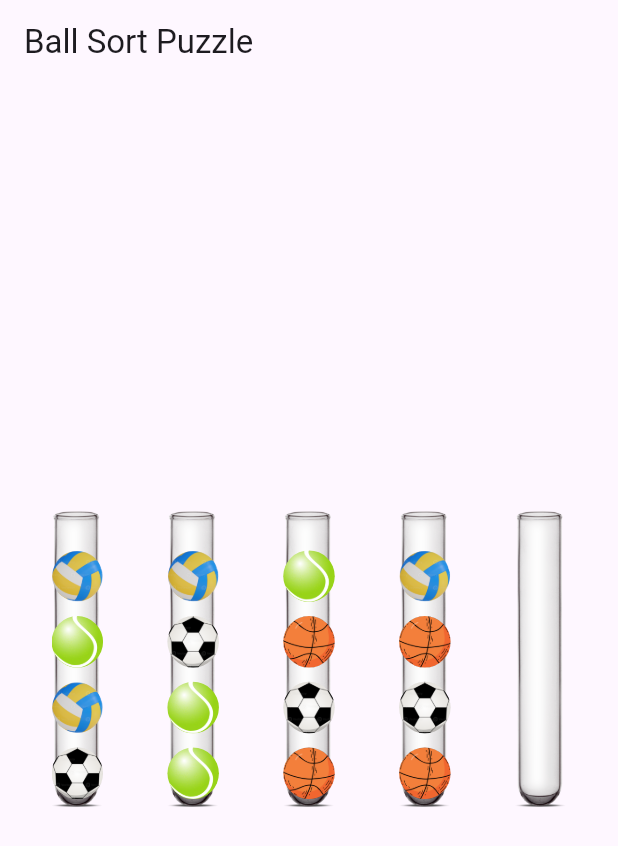
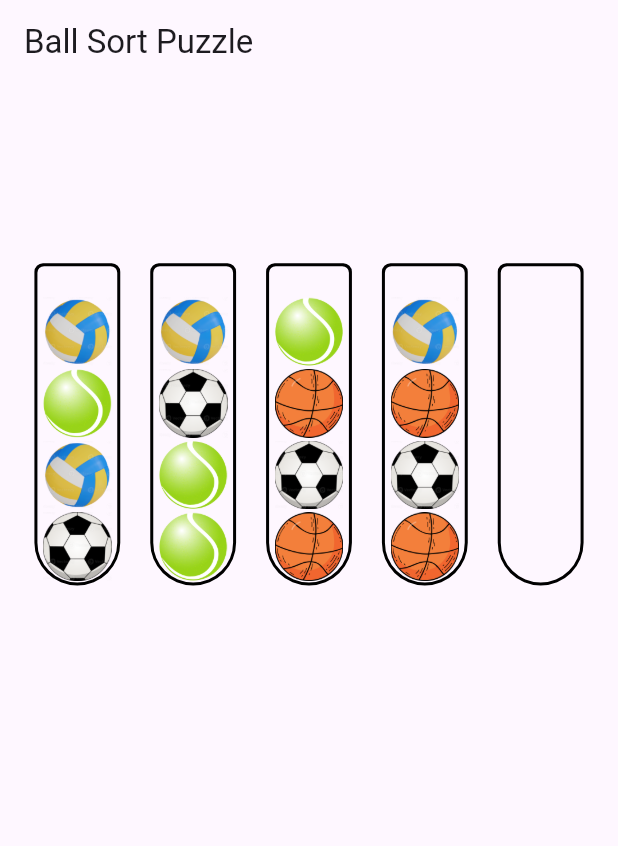
Before and after one commit to Erihmar1259/ball_sort, a Flutter app: the screen it shows after launch, on a phone screen of 412 x 824 dp. Shown: the top 846 px of the screen. Run offline on Flutter 3.47's test engine with Material 3 defaults, Android fonts, the light colour scheme and no system bars; our stand-ins replace flutter_screenutil.

Commit message:
ball position change

```diff
--- a/lib/ball.dart
+++ b/lib/ball.dart
@@ -8,17 +8,6 @@ class Ball extends StatelessWidget {
 
   @override
   Widget build(BuildContext context) {
-    return Container(
-      width: 30.w,
-      height: 30.h,
-      margin: EdgeInsets.symmetric(vertical: 4),
-      decoration: BoxDecoration(
-        shape: BoxShape.circle,
-        image: DecorationImage(
-          image: AssetImage(imagePath),
-          fit: BoxFit.cover,
-        ),
-      ),
-    );
+    return Image.asset(imagePath, width: 40.w, height: 40.h);
   }
 }
--- a/lib/ball_sort.dart
+++ b/lib/ball_sort.dart
@@ -1,7 +1,9 @@
 import 'package:ball_sort/provider/ball_sort_provider.dart';
 import 'package:flutter/material.dart';
+import 'package:flutter_screenutil/flutter_screenutil.dart';
 import 'package:provider/provider.dart';
 import 'tube.dart';
+import 'ball.dart';
 
 class BallSortScreen extends StatefulWidget {
   @override
@@ -16,8 +18,13 @@ class _BallSortScreenState extends State<BallSortScreen> {
         title: Text('Ball Sort Puzzle'),
       ),
       body: Consumer<BallSortProvider>(
-        builder: (context, provider, _) => Center(
-          child: Row(
+        builder: (context, provider, _) => Stack(
+          children: [
+            Center(
+              child: Column(
+                children: [
+                  SizedBox(height: 100.h),
+                  Row(
                     mainAxisAlignment: MainAxisAlignment.center,
                     children: <Widget>[
                       Tube(tubeID: 1),
@@ -27,6 +34,16 @@ class _BallSortScreenState extends State<BallSortScreen> {
                       Tube(tubeID: 5),
                     ],
                   ),
+                ],
+              ),
+            ),
+            if (provider.selectedBallImagePath != null && provider.selectedBallPosition != null)
+              Positioned(
+                left: provider.selectedBallPosition!.dx ,
+                top: provider.selectedBallPosition!.dy - 20.h,
+                child: Ball(imagePath: provider.selectedBallImagePath!),
+              ),
+          ],
         ),
       ),
     );
--- a/lib/provider/ball_sort_provider.dart
+++ b/lib/provider/ball_sort_provider.dart
@@ -7,6 +7,9 @@ class BallSortProvider extends ChangeNotifier {
   List<String> tube3Balls = [];
   List<String> tube4Balls = [];
   List<String> tube5Balls = [];
+  int? selectedTubeID;
+  String? selectedBallImagePath;
+  Offset? selectedBallPosition;
 
   BallSortProvider() {
     List<String> ballImages = [
@@ -30,43 +33,45 @@ class BallSortProvider extends ChangeNotifier {
     tube5Balls = [];
   }
 
-  void dragComplete(String imagePath, int fromTubeID) {
-    if (fromTubeID == 1) {
-      tube1Balls.remove(imagePath);
-    } else if (fromTubeID == 2) {
-      tube2Balls.remove(imagePath);
-    } else if (fromTubeID == 3) {
-      tube3Balls.remove(imagePath);
-    } else if (fromTubeID == 4) {
-      tube4Balls.remove(imagePath);
-    } else if (fromTubeID == 5) {
-      tube5Balls.remove(imagePath);
+  void selectTube(int tubeID, Offset position) {
+    if (selectedTubeID == null) {
+      selectedTubeID = tubeID;
+      selectedBallImagePath = getTubeBalls(tubeID).isNotEmpty ? getTubeBalls(tubeID).first : null;
+      selectedBallPosition = position;
+    } else {
+      moveBall(selectedTubeID!, tubeID);
+      selectedTubeID = null;
+      selectedBallImagePath = null;
+      selectedBallPosition = null;
     }
     notifyListeners();
   }
 
-  bool addBallToTube(String imagePath, int toTubeID) {
-    if (toTubeID == 1 && tube1Balls.length < 4) {
-      tube1Balls.insert(0, imagePath);
+  void moveBall(int fromTubeID, int toTubeID) {
+    List<String> fromTubeBalls = getTubeBalls(fromTubeID);
+    List<String> toTubeBalls = getTubeBalls(toTubeID);
+
+    if (fromTubeBalls.isNotEmpty && toTubeBalls.length < 4) {
+      String ball = fromTubeBalls.removeAt(0);
+      toTubeBalls.insert(0, ball);
       notifyListeners();
-      return true;
-    } else if (toTubeID == 2 && tube2Balls.length < 4) {
-      tube2Balls.insert(0, imagePath);
-      notifyListeners();
-      return true;
-    } else if (toTubeID == 3 && tube3Balls.length < 4) {
-      tube3Balls.insert(0, imagePath);
-      notifyListeners();
-      return true;
-    } else if (toTubeID == 4 && tube4Balls.length < 4) {
-      tube4Balls.insert(0, imagePath);
-      notifyListeners();
-      return true;
-    } else if (toTubeID == 5 && tube5Balls.length < 4) {
-      tube5Balls.insert(0, imagePath);
-      notifyListeners();
-      return true;
     }
-    return false;
+  }
+
+  List<String> getTubeBalls(int tubeID) {
+    switch (tubeID) {
+      case 1:
+        return tube1Balls;
+      case 2:
+        return tube2Balls;
+      case 3:
+        return tube3Balls;
+      case 4:
+        return tube4Balls;
+      case 5:
+        return tube5Balls;
+      default:
+        return [];
+    }
   }
 }
--- a/lib/tube.dart
+++ b/lib/tube.dart
@@ -1,6 +1,7 @@
 import 'package:flutter/material.dart';
 import 'package:flutter_screenutil/flutter_screenutil.dart';
 import 'package:provider/provider.dart';
+import 'ball.dart';
 import 'draggable_ball.dart';
 import 'provider/ball_sort_provider.dart';
 
@@ -12,47 +13,50 @@ class Tube extends StatelessWidget {
   Widget build(BuildContext context) {
     return Consumer<BallSortProvider>(
       builder: (context, provider, child) {
-        List<String> balls;
-        if (tubeID == 1) {
-          balls = provider.tube1Balls;
-        } else if (tubeID == 2) {
-          balls = provider.tube2Balls;
-        } else if (tubeID == 3) {
-          balls = provider.tube3Balls;
-        } else if (tubeID == 4) {
-          balls = provider.tube4Balls;
-        } else if (tubeID == 5) {
-          balls = provider.tube5Balls;
-        } else {
-          balls = [];
-        }
+        List<String> balls = provider.getTubeBalls(tubeID);
+        bool isSelected = provider.selectedTubeID == tubeID;
 
-        return DragTarget<Map<String, dynamic>>(
-          onWillAccept: (data) => true,
-          onAccept: (data) {
-            bool added = provider.addBallToTube(data['imagePath'], tubeID);
-            if (!added) {
-              // Animate ball back to its original tube
-              provider.addBallToTube(data['imagePath'], data['fromTubeID']);
-            } else {
-              provider.dragComplete(data['imagePath'], data['fromTubeID']);
-            }
+        return GestureDetector(
+          onTapDown: (details) {
+            provider.selectTube(tubeID, details.globalPosition);
           },
-          builder: (context, candidateData, rejectedData) {
-            return Container(
+          child: Stack(
+            children: [
+              Container(
                 width: 50.w,
                 height: 180.h,
-              padding: const EdgeInsets.only(bottom: 10),
                 margin: const EdgeInsets.symmetric(horizontal: 10),
                 decoration: BoxDecoration(
-                image: DecorationImage(image: AssetImage("assets/images/tube.webp"), fit: BoxFit.cover),
+                  border: Border.all(
+                    color: isSelected ? Colors.blue : Colors.black,
+                    width: 2,
+                  ),
+                  borderRadius: const BorderRadius.only(
+                    topLeft: Radius.circular(10),
+                    topRight: Radius.circular(10),
+                    bottomLeft: Radius.circular(50),
+                    bottomRight: Radius.circular(50),
+                  ),
                 ),
                 child: Column(
                   mainAxisAlignment: MainAxisAlignment.end,
-                children: balls.map((imagePath) => DraggableBall(imagePath: imagePath, id: tubeID)).toList(),
+                  children: balls.map((imagePath) {
+                    return DraggableBall(imagePath: imagePath, id: tubeID);
+                  }).toList(),
                 ),
-            );
-          },
+              ),
+              // if (isSelected && balls.isNotEmpty)
+              //   Positioned(
+              //     top: -30.h,
+              //     left: 0,
+              //     right: 0,
+              //     child: Align(
+              //       alignment: Alignment.topCenter,
+              //       child: Ball(imagePath: balls.first),
+              //     ),
+              //   ),
+            ],
+          ),
         );
       },
     );
```
Lines whose indentation alone changed are shown as unchanged.
